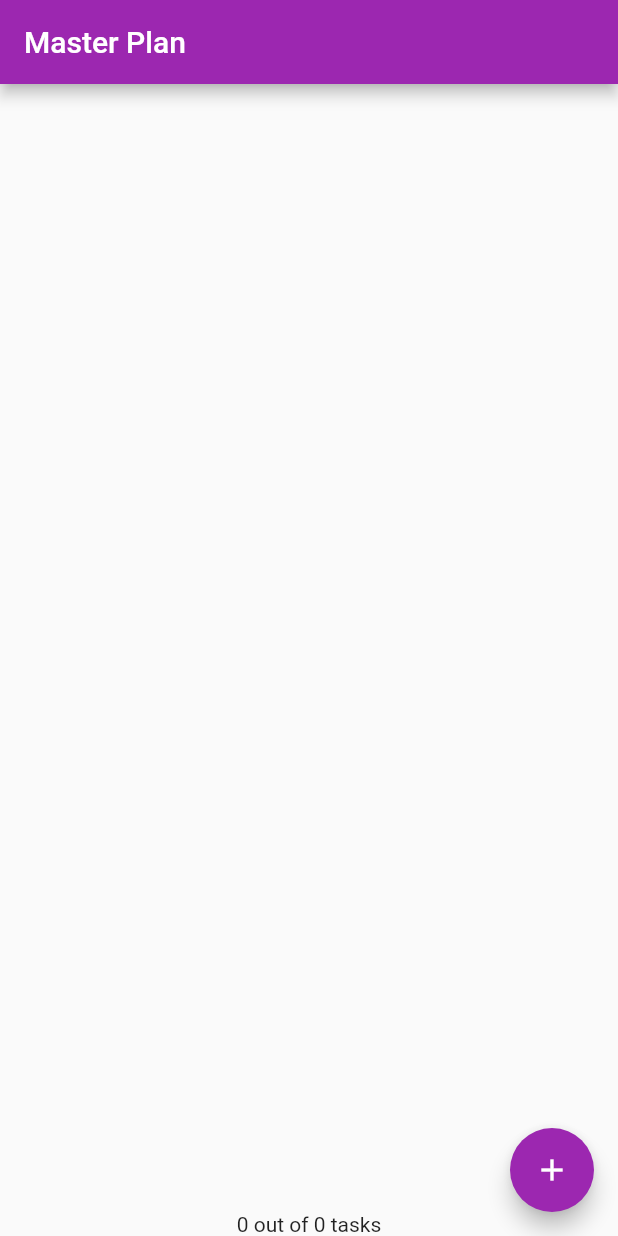
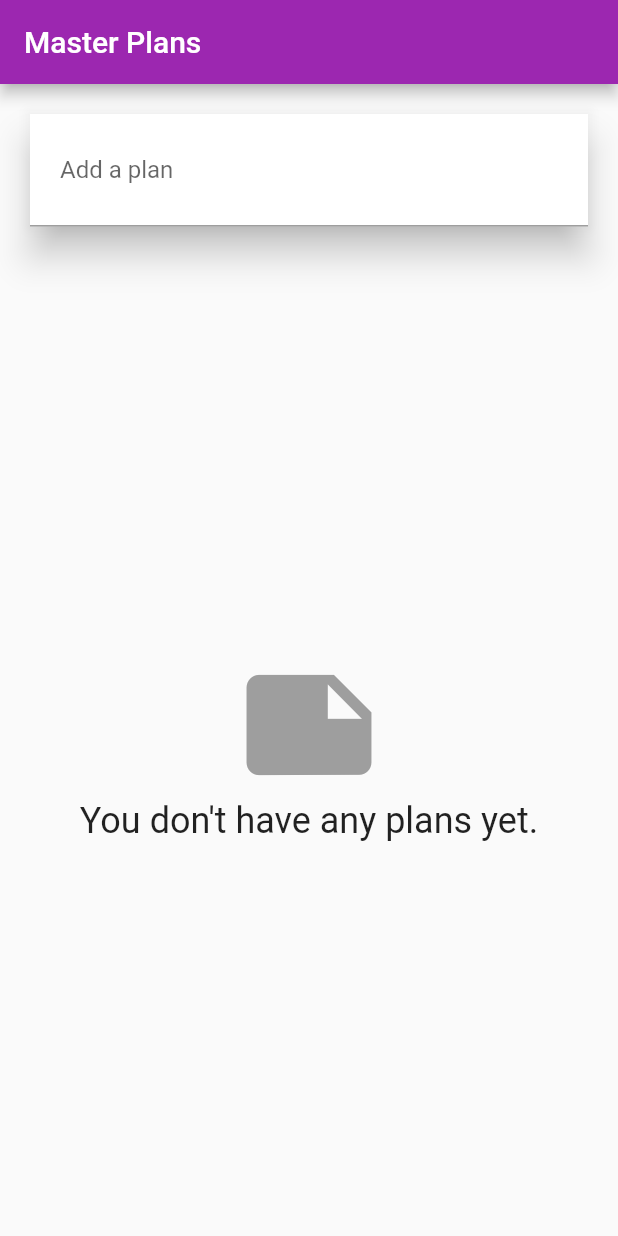
Before and after one commit to deanie77/master_plan, a Flutter app: the screen it shows after launch, on a phone screen of 412 x 824 dp. Run offline on Flutter 3.47's test engine with Material 2 defaults, Android fonts, the phone set to English and light mode, and no system bars.

Commit message:
added multiple to do lists

```diff
--- a/lib/main.dart
+++ b/lib/main.dart
@@ -1,5 +1,6 @@
 import 'package:flutter/material.dart';
 import 'package:master_plan/plan_provider.dart';
+import 'package:master_plan/views/plan_creator_screen.dart';
 import 'package:master_plan/views/plan_screen.dart';
 
 void main() {
@@ -12,9 +13,11 @@ class MyApp extends StatelessWidget {
   // This widget is the root of your application.
   @override
   Widget build(BuildContext context) {
-    return MaterialApp(
-      theme: ThemeData(primarySwatch: Colors.purple),
-      home: PlanProvider(child: const PlanScreen()),
+    return PlanProvider(
+      child: MaterialApp(
+        theme: ThemeData(primarySwatch: Colors.purple),
+        home: const PlanCreatorScreen(),
+      ),
     );
   }
 }
--- a/lib/plan_provider.dart
+++ b/lib/plan_provider.dart
@@ -2,7 +2,7 @@ import 'package:flutter/material.dart';
 import 'package:master_plan/models/plan.dart';
 
 class PlanProvider extends InheritedWidget {
-  final _plan = Plan();
+  final _plans = <Plan>[];
 
   PlanProvider({Key? key, required Widget child})
       : super(key: key, child: child);
@@ -10,8 +10,8 @@ class PlanProvider extends InheritedWidget {
   @override
   bool updateShouldNotify(InheritedWidget oldWidget) => false;
 
-  static Plan of(BuildContext context) {
+  static List<Plan> of(BuildContext context) {
     final provider = context.dependOnInheritedWidgetOfExactType<PlanProvider>();
-    return provider!._plan;
+    return provider!._plans;
   }
 }
--- /dev/null
+++ b/lib/views/plan_creator_screen.dart
@@ -0,0 +1,106 @@
+import 'package:flutter/material.dart';
+import 'package:master_plan/models/plan.dart';
+import 'package:master_plan/plan_provider.dart';
+import 'package:master_plan/views/plan_screen.dart';
+
+class PlanCreatorScreen extends StatefulWidget {
+  const PlanCreatorScreen({Key? key}) : super(key: key);
+
+  @override
+  _PlanCreatorScreenState createState() => _PlanCreatorScreenState();
+}
+
+class _PlanCreatorScreenState extends State<PlanCreatorScreen> {
+  final textController = TextEditingController();
+
+  void addPlan() {
+    final text = textController.text;
+    if (text.isEmpty) {
+      return;
+    }
+
+    final plan = Plan()..name = text;
+    PlanProvider.of(context).add(plan);
+    textController.clear();
+    FocusScope.of(context).requestFocus(FocusNode());
+    setState(() {});
+  }
+
+  @override
+  Widget build(BuildContext context) {
+    return Scaffold(
+      appBar: AppBar(
+        title: const Text('Master Plans'),
+      ),
+      body: Column(
+        children: <Widget>[
+          _buildListCreator(),
+          Expanded(child: _buildMasterPlans()),
+        ],
+      ),
+    );
+  }
+
+  Widget _buildListCreator() {
+    return Padding(
+      padding: const EdgeInsets.all(20.0),
+      child: Material(
+        color: Theme.of(context).cardColor,
+        elevation: 10,
+        child: TextField(
+          controller: textController,
+          decoration: const InputDecoration(
+            labelText: 'Add a plan',
+            contentPadding: EdgeInsets.all(20),
+          ),
+          onEditingComplete: addPlan,
+        ),
+      ),
+    );
+  }
+
+  Widget _buildMasterPlans() {
+    final plans = PlanProvider.of(context);
+
+    if (plans.isEmpty) {
+      return Column(
+        mainAxisAlignment: MainAxisAlignment.center,
+        children: <Widget>[
+          const Icon(
+            Icons.note,
+            size: 100,
+            color: Colors.grey,
+          ),
+          Text(
+            'You don\'t have any plans yet.',
+            style: Theme.of(context).textTheme.headline5,
+          ),
+        ],
+      );
+    }
+
+    return ListView.builder(
+      itemCount: plans.length,
+      itemBuilder: (context, index) {
+        final plan = plans[index];
+        return ListTile(
+          title: Text(plan.name),
+          subtitle: Text(plan.completenessMessage),
+          onTap: () {
+            Navigator.of(context).push(
+              MaterialPageRoute(
+                builder: (_) => PlanScreen(plan: plan),
+              )
+            );
+          },
+        );
+      },
+    );
+  }
+
+  @override
+  void dispose() {
+    textController.dispose();
+    super.dispose();
+  }
+}
--- a/lib/views/plan_screen.dart
+++ b/lib/views/plan_screen.dart
@@ -1,9 +1,11 @@
 import 'package:flutter/material.dart';
+import 'package:master_plan/models/plan.dart';
 import 'package:master_plan/models/task.dart';
-import 'package:master_plan/plan_provider.dart';
 
 class PlanScreen extends StatefulWidget {
-  const PlanScreen({Key? key}) : super(key: key);
+  final Plan plan;
+
+  const PlanScreen({Key? key, required this.plan}) : super(key: key);
 
   @override
   _PlanScreenState createState() => _PlanScreenState();
@@ -11,6 +13,8 @@ class PlanScreen extends StatefulWidget {
 
 class _PlanScreenState extends State<PlanScreen> {
   var scrollController = ScrollController();
+
+  Plan get plan => widget.plan;
 
   @override
   void initState() {
@@ -23,7 +27,6 @@ class _PlanScreenState extends State<PlanScreen> {
 
   @override
   Widget build(BuildContext context) {
-    final plan = PlanProvider.of(context);
     return Scaffold(
       appBar: AppBar(
         title: const Text('Master Plan'),
@@ -39,7 +42,6 @@ class _PlanScreenState extends State<PlanScreen> {
   }
 
   Widget _buildAddTaskButton() {
-    final plan = PlanProvider.of(context);
     return FloatingActionButton(
       child: const Icon(Icons.add),
       onPressed: () {
@@ -51,7 +53,6 @@ class _PlanScreenState extends State<PlanScreen> {
   }
 
   Widget _buildList() {
-    final plan = PlanProvider.of(context);
     return ListView.builder(
       controller: scrollController,
       itemCount: plan.tasks.length,
```
